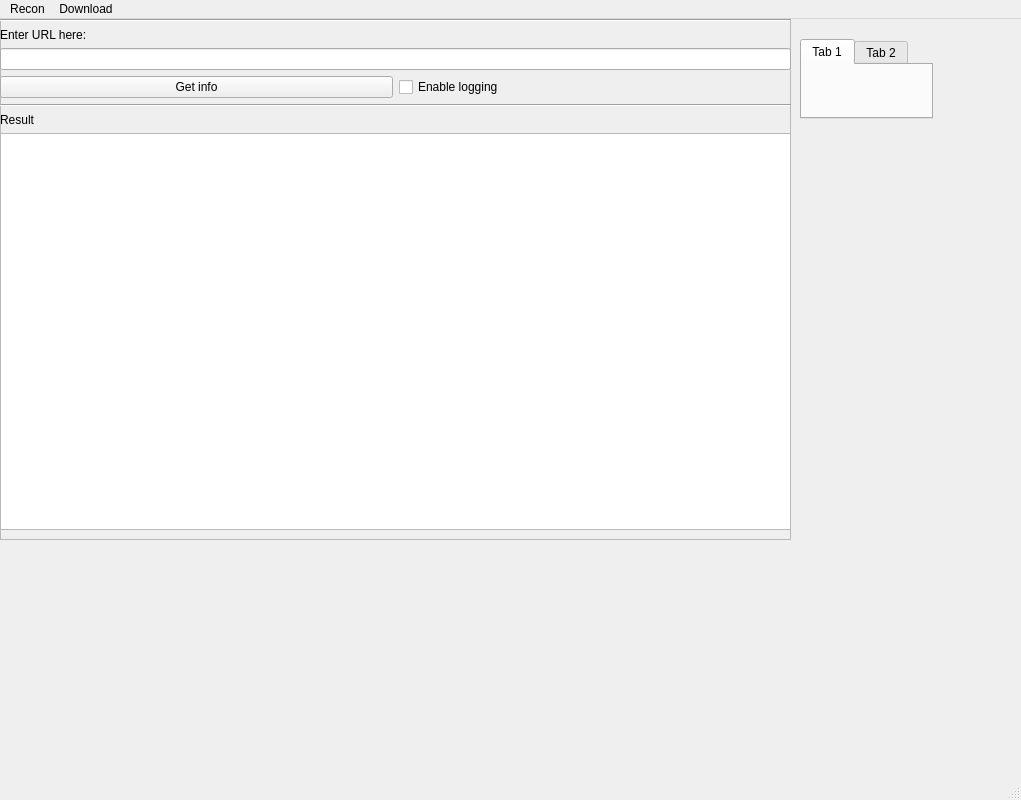
Old version of the form venv/app/GUI.ui in the repository AKM1118/Youtube-Downloader-GUI.
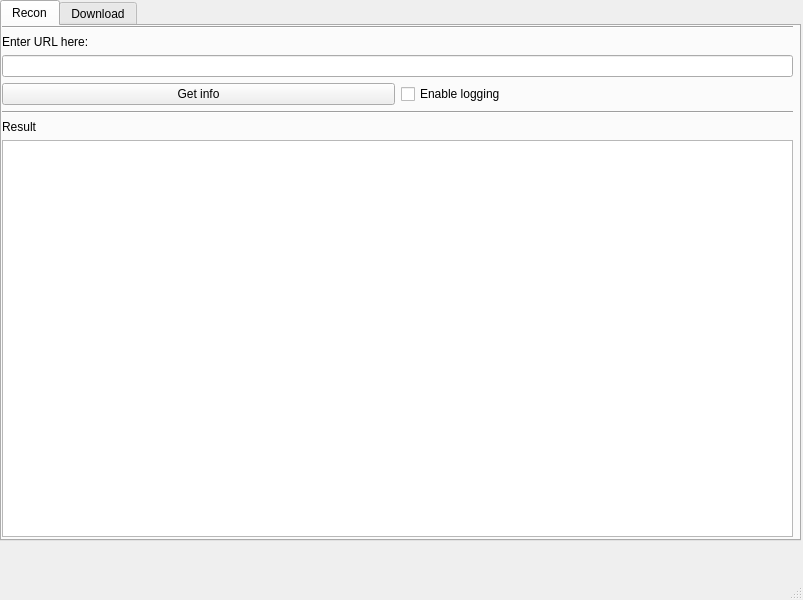
New version of the form.

Commit message: Changed default window size, added tab view & removed menubar

```diff
--- a/venv/app/GUI.ui
+++ b/venv/app/GUI.ui
@@ -6,14 +6,14 @@
    <rect>
     <x>0</x>
     <y>0</y>
-    <width>1021</width>
-    <height>800</height>
+    <width>803</width>
+    <height>600</height>
    </rect>
   </property>
   <property name="minimumSize">
    <size>
-    <width>1000</width>
-    <height>800</height>
+    <width>800</width>
+    <height>600</height>
    </size>
   </property>
   <property name="baseSize">
@@ -26,21 +26,22 @@
    <string>MainWindow</string>
   </property>
   <widget class="QWidget" name="centralwidget">
-   <widget class="QFrame" name="frame">
+   <widget class="QTabWidget" name="tabWidget">
     <property name="geometry">
      <rect>
       <x>0</x>
       <y>0</y>
-      <width>791</width>
-      <height>521</height>
+      <width>801</width>
+      <height>541</height>
      </rect>
     </property>
-    <property name="frameShape">
-     <enum>QFrame::Shape::StyledPanel</enum>
+    <property name="currentIndex">
+     <number>0</number>
     </property>
-    <property name="frameShadow">
-     <enum>QFrame::Shadow::Raised</enum>
-    </property>
+    <widget class="QWidget" name="tab">
+     <attribute name="title">
+      <string>Recon</string>
+     </attribute>
     <widget class="QWidget" name="verticalLayoutWidget_3">
      <property name="geometry">
       <rect>
@@ -122,48 +123,12 @@
      </layout>
     </widget>
    </widget>
-   <widget class="QTabWidget" name="tabWidget">
-    <property name="geometry">
-     <rect>
-      <x>800</x>
-      <y>20</y>
-      <width>133</width>
-      <height>80</height>
-     </rect>
-    </property>
-    <widget class="QWidget" name="tab">
-     <attribute name="title">
-      <string>Tab 1</string>
-     </attribute>
-    </widget>
     <widget class="QWidget" name="tab_2">
      <attribute name="title">
-      <string>Tab 2</string>
-     </attribute>
-    </widget>
-   </widget>
-  </widget>
-  <widget class="QMenuBar" name="menubar">
-   <property name="geometry">
-    <rect>
-     <x>0</x>
-     <y>0</y>
-     <width>1021</width>
-     <height>33</height>
-    </rect>
-   </property>
-   <widget class="QMenu" name="menuRecon">
-    <property name="title">
-     <string>Recon</string>
-    </property>
-   </widget>
-   <widget class="QMenu" name="menuDownload">
-    <property name="title">
      <string>Download</string>
-    </property>
-   </widget>
-   <addaction name="menuRecon"/>
-   <addaction name="menuDownload"/>
+     </attribute>
+    </widget>
+   </widget>
   </widget>
   <widget class="QStatusBar" name="statusbar"/>
  </widget>
```
Left out of the diff: 9 changed lines with no effect on the pictures. Lines whose indentation alone changed are shown as unchanged.
